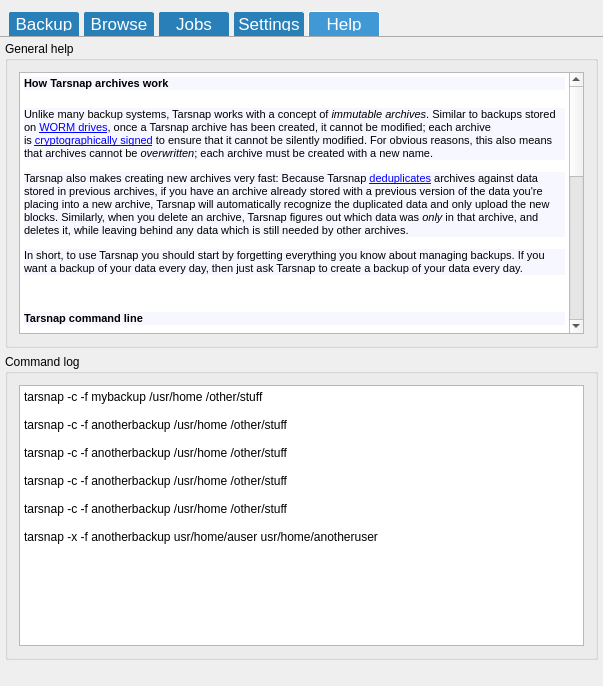
Qt form mainwindow.ui (Tarsnap/tarsnap-gui) before a commit.
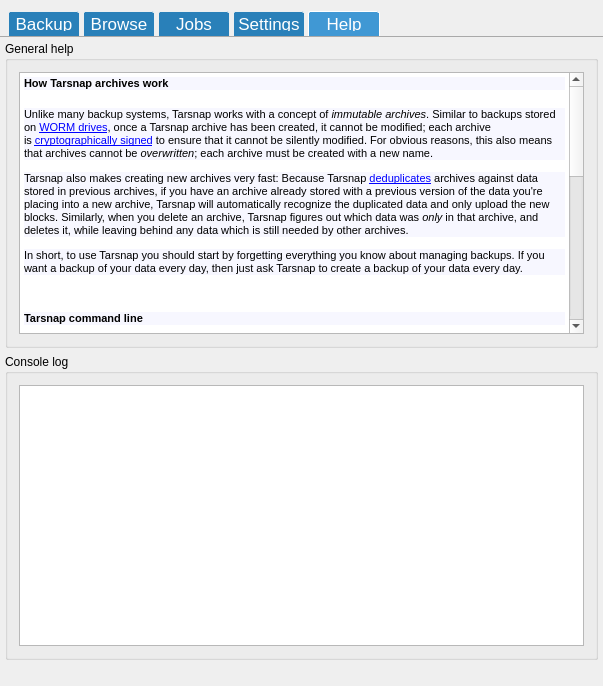
The same form after that commit. The open tabs and pages were chosen to show the change. Icons and pictures are not drawn. Custom widgets are drawn as their Qt base class.

Commit message: Minor debug adjustments.

Diff of the .ui file:
```diff
--- a/mainwindow.ui
+++ b/mainwindow.ui
@@ -1352,25 +1352,16 @@
        <item>
         <widget class="QGroupBox" name="groupBox_5">
          <property name="title">
-          <string>Command log</string>
+          <string>Console log</string>
          </property>
          <layout class="QVBoxLayout" name="verticalLayout_8">
           <item>
-           <widget class="QPlainTextEdit" name="plainTextEdit">
+           <widget class="QPlainTextEdit" name="consoleLogPlainTextEdit">
+            <property name="readOnly">
+             <bool>true</bool>
+            </property>
             <property name="plainText">
-             <string>tarsnap -c -f mybackup /usr/home /other/stuff
-
-tarsnap -c -f anotherbackup /usr/home /other/stuff
-
-tarsnap -c -f anotherbackup /usr/home /other/stuff
-
-tarsnap -c -f anotherbackup /usr/home /other/stuff
-
-tarsnap -c -f anotherbackup /usr/home /other/stuff
-
-tarsnap -x -f anotherbackup usr/home/auser usr/home/anotheruser
-
-</string>
+             <string/>
             </property>
            </widget>
           </item>
```
Left out of the diff: 2 changed lines with no effect on the pictures. The commit also changes 1 other file.
